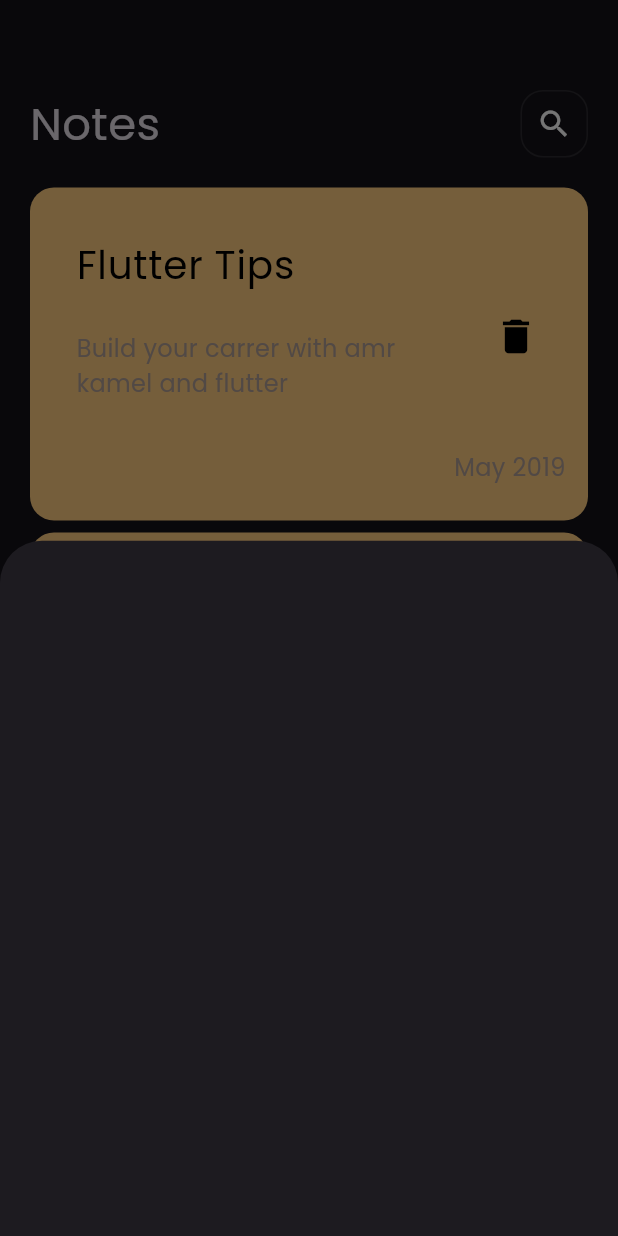
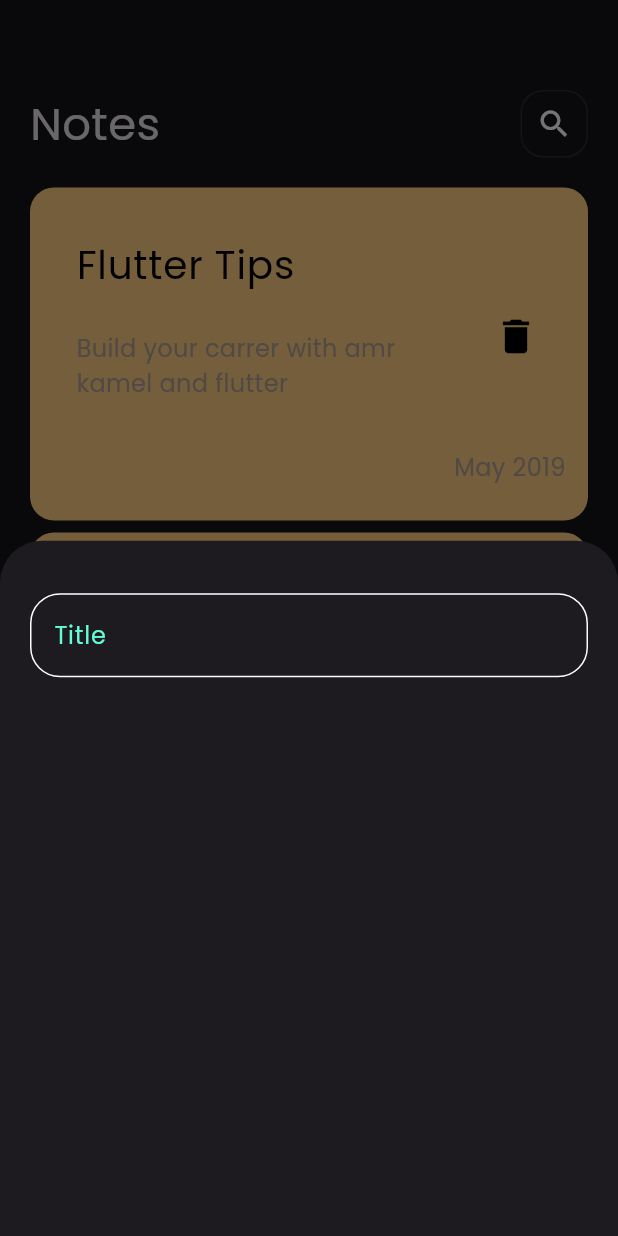
Before and after one commit to Amr2626/notes_app, a Flutter app: the screen it shows after launch, after a tap on the "add" icon, on a phone screen of 412 x 824 dp. Run offline on Flutter 3.47's test engine with Material 3 defaults, Android fonts, the phone set to English and light mode, and no system bars.

Commit message:
create costom text filed

```diff
--- /dev/null
+++ b/lib/constants.dart
@@ -0,0 +1,3 @@
+import 'dart:ui';
+
+const KPrimaryColor = Color(0xff62FCD7);
--- a/lib/widgets/add_note_bottom_sheet.dart
+++ b/lib/widgets/add_note_bottom_sheet.dart
@@ -1,9 +1,13 @@
 import 'package:flutter/material.dart';
+import 'package:notes/widgets/custom_text_field.dart';
 
 class AddNoteBottomSheet extends StatelessWidget {
   const AddNoteBottomSheet({super.key});
   @override
   Widget build(BuildContext context) {
-    return Container();
+    return Padding(
+      padding: const EdgeInsets.symmetric(horizontal: 20),
+      child: Column(children: [SizedBox(height: 35), CustomTextField()]),
+    );
   }
 }
--- /dev/null
+++ b/lib/widgets/custom_text_field.dart
@@ -0,0 +1,26 @@
+import 'package:flutter/material.dart';
+import 'package:notes/constants.dart';
+
+class CustomTextField extends StatelessWidget {
+  const CustomTextField({super.key});
+  @override
+  Widget build(BuildContext context) {
+    return TextField(
+      cursorColor: KPrimaryColor,
+      decoration: InputDecoration(
+        hintText: 'Title',
+        hintStyle: const TextStyle(color: KPrimaryColor),
+        border: BuilderBorder(),
+        enabledBorder: BuilderBorder(),
+        focusedBorder: BuilderBorder(KPrimaryColor),
+      ),
+    );
+  }
+
+  OutlineInputBorder BuilderBorder([Color]) {
+    return OutlineInputBorder(
+      borderRadius: BorderRadius.circular(20),
+      borderSide: BorderSide(color: Color ?? Colors.white),
+    );
+  }
+}
```
